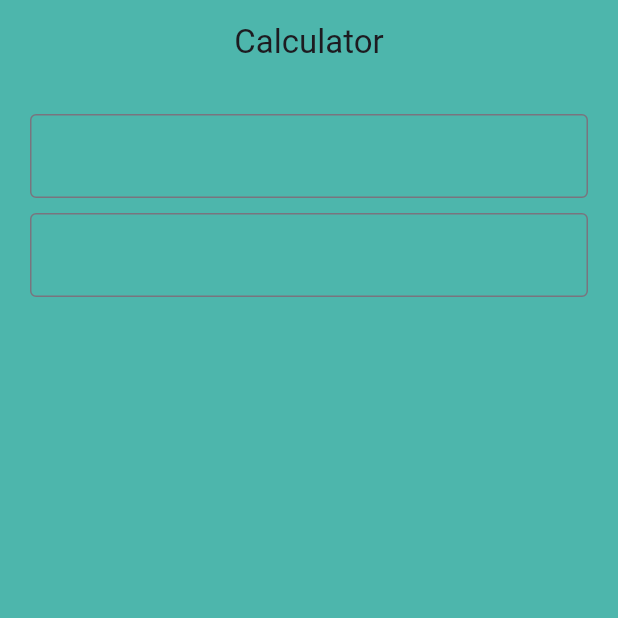
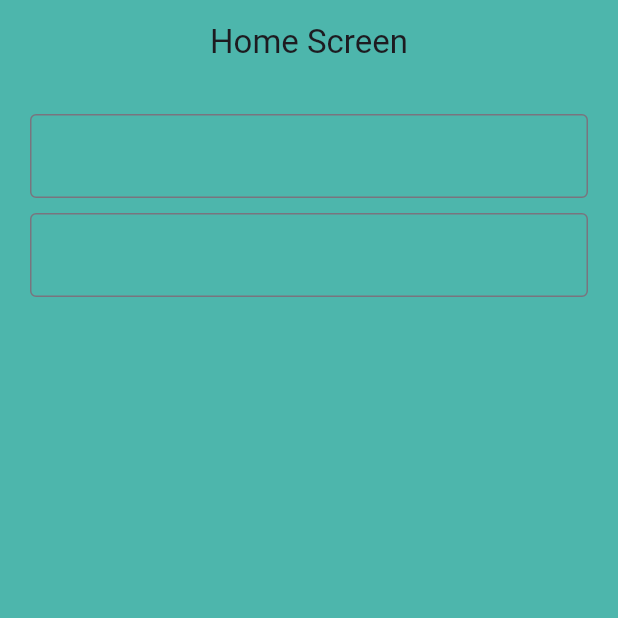
Before and after one commit to asadbekxomidov/dars_6, a Flutter app: the screen it shows after launch, on a phone screen of 412 x 824 dp, the top half of it. Run offline on Flutter 3.47's test engine with Material 3 defaults, Android fonts, the phone set to English and light mode, and no system bars.

Commit message:
upgrade home screen

```diff
--- a/lib/screens/home_screen.dart
+++ b/lib/screens/home_screen.dart
@@ -20,7 +20,7 @@ class _HomeScreenState extends State<HomeScreen> {
       backgroundColor: Colors.teal.shade300,
       appBar: AppBar(
         backgroundColor: Colors.teal.shade300,
-        title: Text('Calculator'),
+        title: Text('Home Screen'),
         centerTitle: true,
       ),
       body: Padding(
```
